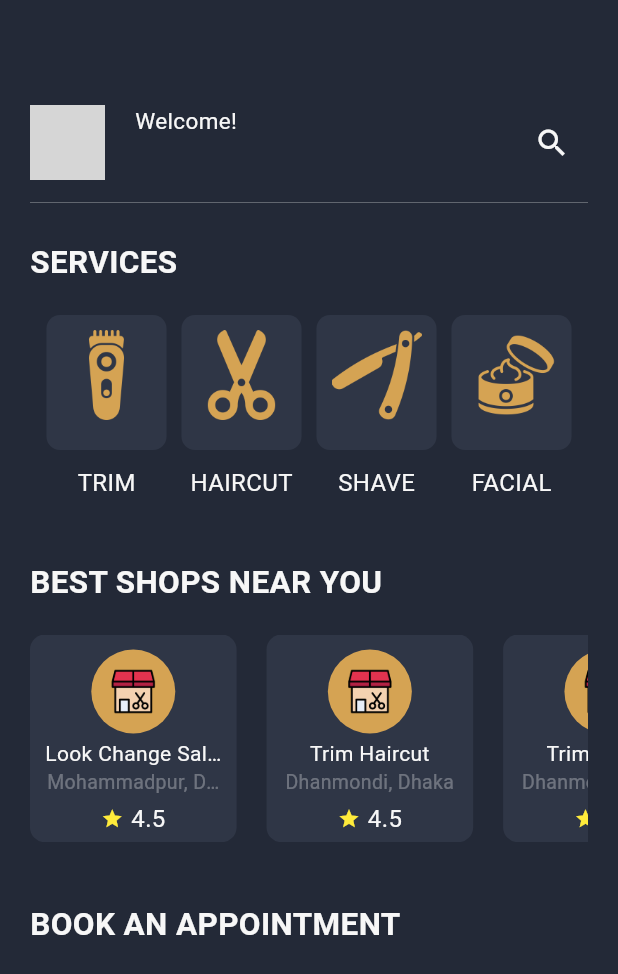
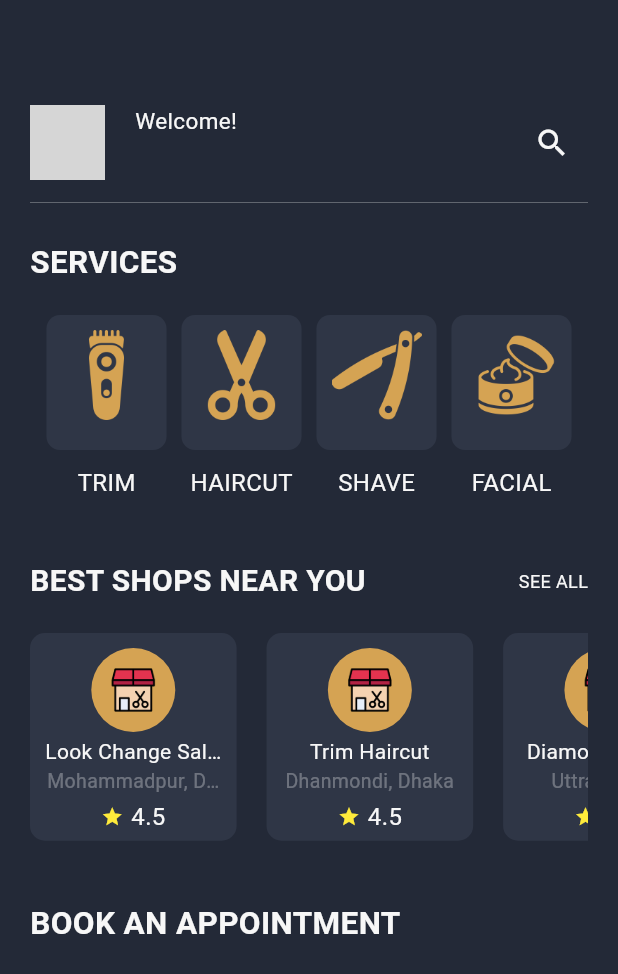
Before and after one commit to mahdi-islam-pranto/barber_shop, a Flutter app: the HomePage screen opened directly, on a phone screen of 412 x 824 dp. Shown: the top 974 px of the screen. Run offline on Flutter 3.47's test engine with Material 3 defaults, Android fonts, the phone set to English and light mode, and no system bars; our stand-ins replace cloud_firestore, contained_tab_bar_view, firebase_auth, firebase_core, google_sign_in, popover and 1 more; missing offline and left inert: animated_snack_bar, simple_fontellico_progress_dialog; accounts and stored records are empty; grey boxes are pictures that could not be loaded.

Commit message:
homepage design

```diff
--- a/lib/components/popUpMenuItems.dart
+++ b/lib/components/popUpMenuItems.dart
@@ -1,12 +1,10 @@
-import 'dart:math';
-
 import 'package:animated_snack_bar/animated_snack_bar.dart';
 import 'package:barber_shop/Auth/loginPage.dart';
 import 'package:barber_shop/resources/colors.dart';
 import 'package:cloud_firestore/cloud_firestore.dart';
 import 'package:firebase_auth/firebase_auth.dart';
 import 'package:flutter/material.dart';
-import 'package:get/get_connect/http/src/utils/utils.dart';
+
 import '../screens/homepage.dart';
 
 import 'dart:developer' as developer;
@@ -30,12 +28,6 @@ class PopOverMenuItems extends StatelessWidget {
                 // mainAxisAlignment: MainAxisAlignment.center,
                 crossAxisAlignment: CrossAxisAlignment.center,
                 children: [
-                  const Text("User Profile",
-                      maxLines: 1,
-                      softWrap: false,
-                      style: TextStyle(
-                        fontSize: 18,
-                      )),
                   const SizedBox(
                     height: 20,
                   ),
--- a/lib/components/shopNearYou.dart
+++ b/lib/components/shopNearYou.dart
@@ -33,6 +33,15 @@ class ShopNearYou extends StatelessWidget {
             SizedBox(width: 20),
 
             ShopOverview(
+              shopName: 'Diamond Saloon',
+              location: "Uttra, Dhaka",
+              rating: "4.4",
+              imagePath: "assets/images/shop.png",
+            ),
+
+            SizedBox(width: 20),
+
+            ShopOverview(
               shopName: 'Trim Haircut',
               location: "Dhanmondi, Dhaka",
               rating: "4.5",
--- a/lib/screens/homepage.dart
+++ b/lib/screens/homepage.dart
@@ -82,8 +82,8 @@ class _HomePageState extends State<HomePage> {
                       if (snapshot.hasData) {
                         final userData =
                             snapshot.data!.data() as Map<String, dynamic>;
-                        print('user name: ${userData["name"]}');
-                        print('user email: ${userData["email"]}');
+                        // print('user name: ${userData["name"]}');
+                        // print('user email: ${userData["email"]}');
                         return Expanded(
                           child: Column(
                             mainAxisAlignment: MainAxisAlignment.start,
@@ -155,9 +155,18 @@ class _HomePageState extends State<HomePage> {
 
             const Align(
                 alignment: Alignment.centerLeft,
-                child: Text("BEST SHOPS NEAR YOU",
-                    style:
-                        TextStyle(fontSize: 21, fontWeight: FontWeight.bold))),
+                child: Row(
+                  mainAxisAlignment: MainAxisAlignment.spaceBetween,
+                  children: [
+                    Text("BEST SHOPS NEAR YOU",
+                        style: TextStyle(
+                            fontSize: 20, fontWeight: FontWeight.bold)),
+                    Text("SEE ALL",
+                        style: TextStyle(
+                          fontSize: 12,
+                        )),
+                  ],
+                )),
 
             const ShopNearYou(),
 
```
